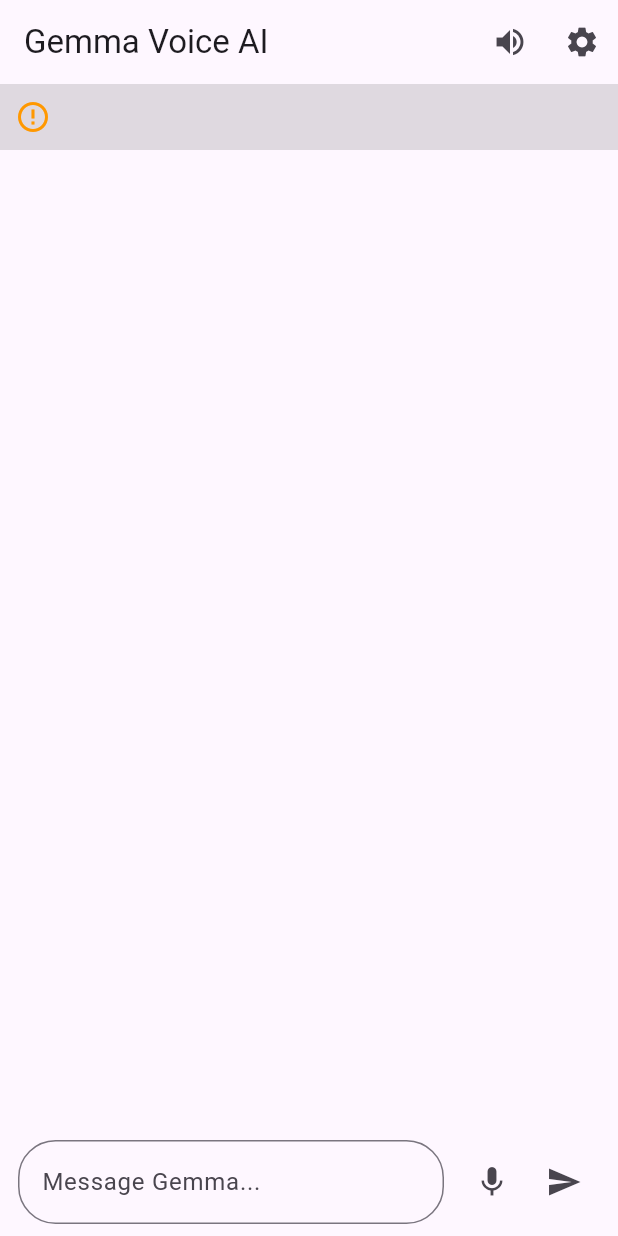
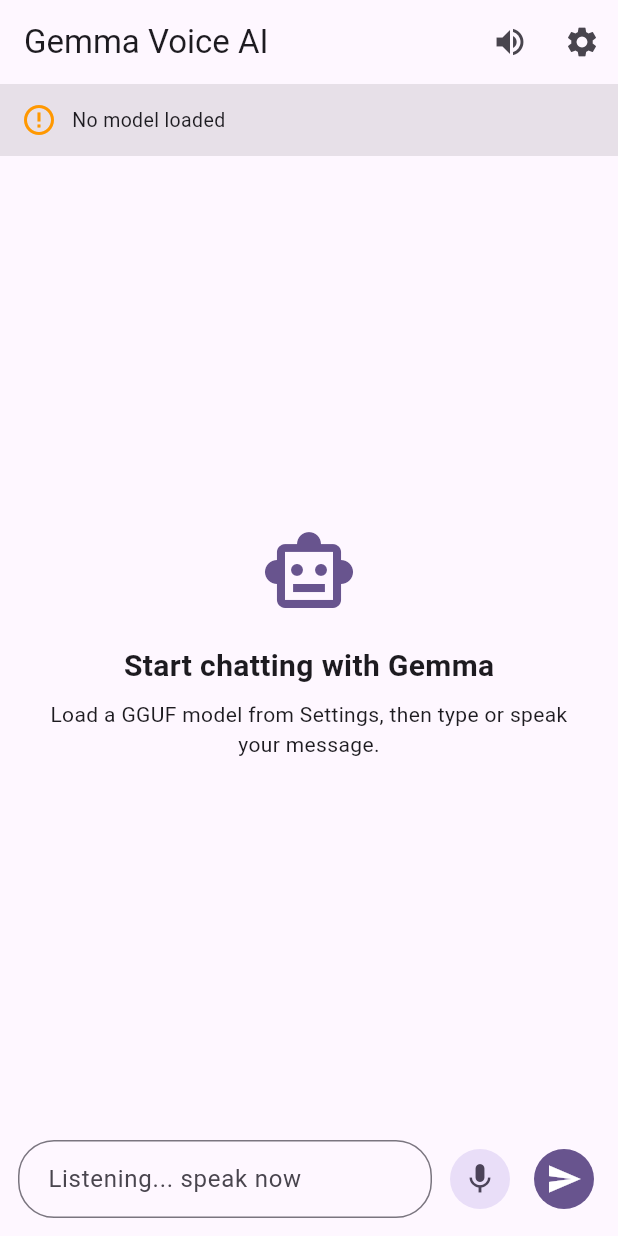
Before and after one commit to Mathin26/Gemma-chatbot-app, a Flutter app: the screen it shows after launch, after a tap on the "mic none" icon, after a tap on the "send" icon, on a phone screen of 412 x 824 dp. Run offline on Flutter 3.47's test engine with Material 3 defaults, Android fonts, the phone set to English and light mode, and no system bars; our stand-ins replace file_picker, flutter_tts, shared_preferences, speech_to_text; missing offline and left inert: flutter_gemma.

Commit message:
Project update

```diff
--- a/gemma_app/lib/screens/chat_screen.dart
+++ b/gemma_app/lib/screens/chat_screen.dart
@@ -1,6 +1,13 @@
 import 'package:flutter/material.dart';
+
+import '../models/chat_message.dart';
+import '../services/gemma_service.dart';
 import '../services/speech_service.dart';
-import '../services/gemma_service.dart';
+import '../services/storage_service.dart';
+import '../services/tts_service.dart';
+import '../widgets/chat_input.dart';
+import '../widgets/message_bubble.dart';
+
 class ChatScreen extends StatefulWidget {
   const ChatScreen({super.key});
 
@@ -9,258 +16,230 @@
 }
 
 class _ChatScreenState extends State<ChatScreen> {
-  final TextEditingController _messageController =
-      TextEditingController();
+  final TextEditingController _messageController = TextEditingController();
+  final ScrollController _scrollController = ScrollController();
 
-  final ScrollController _scrollController =
-      ScrollController();
-
-  final List<Map<String, dynamic>> _messages = [];
+  final List<ChatMessage> _messages = [];
 
   bool _isGenerating = false;
-
   bool _isListening = false;
-
   bool _ttsEnabled = true;
-
   bool _modelLoaded = false;
 
-  String _currentModel = "No model loaded";
+  String _currentModel = 'No model loaded';
+  String? _speechLocaleId;
 
   @override
   void initState() {
     super.initState();
-
     _loadInitialData();
   }
 
   Future<void> _loadInitialData() async {
+    final storedMessages = await StorageService.instance.loadMessages();
+    final ttsEnabled = await StorageService.instance.loadTtsEnabled();
+    final savedModelPath = await StorageService.instance.loadSelectedModelPath();
+    final savedLocale = await StorageService.instance.loadSpeechLocale();
+
+    await TtsService.instance.initialize();
+    await SpeechService.instance.initialize();
+
+    if (!mounted) return;
+
     setState(() {
-    _modelLoaded =
-        GemmaService.instance.isModelLoaded;
+      _messages
+        ..clear()
+        ..addAll(storedMessages);
+      _ttsEnabled = ttsEnabled;
+      _speechLocaleId = savedLocale;
+      _modelLoaded = GemmaService.instance.isModelLoaded;
+      _currentModel = GemmaService.instance.currentModelPath.isNotEmpty
+          ? GemmaService.instance.currentModelPath
+          : savedModelPath.isNotEmpty
+              ? savedModelPath
+              : 'No model loaded';
+    });
 
-    _currentModel =
-        GemmaService.instance.currentModelPath;
-  });
+    _scrollToBottom(jump: true);
+  }
+
+  Future<void> _persistMessages() async {
+    await StorageService.instance.saveMessages(_messages);
   }
 
   Future<void> _sendMessage() async {
     final prompt = _messageController.text.trim();
+    if (prompt.isEmpty || _isGenerating) return;
 
-    if (prompt.isEmpty) {
+    final userMessage = ChatMessage(
+      id: DateTime.now().microsecondsSinceEpoch.toString(),
+      role: MessageRole.user,
+      text: prompt,
+      timestamp: DateTime.now(),
+    );
+
+    setState(() {
+      _messages.add(userMessage);
+      _isGenerating = true;
+    });
+
+    _messageController.clear();
+    await _persistMessages();
+    _scrollToBottom();
+
+    try {
+      final response = await GemmaService.instance.generateResponse(prompt);
+
+      final assistantMessage = ChatMessage(
+        id: DateTime.now().microsecondsSinceEpoch.toString(),
+        role: MessageRole.assistant,
+        text: response,
+        timestamp: DateTime.now(),
+        isError: response.startsWith('Error:'),
+      );
+
+      if (!mounted) return;
+
+      setState(() {
+        _messages.add(assistantMessage);
+      });
+
+      await _persistMessages();
+
+      if (_ttsEnabled && !assistantMessage.isError) {
+        await TtsService.instance.speak(assistantMessage.text);
+      }
+    } catch (e) {
+      final errorMessage = ChatMessage(
+        id: DateTime.now().microsecondsSinceEpoch.toString(),
+        role: MessageRole.assistant,
+        text: 'Error generating response: $e',
+        timestamp: DateTime.now(),
+        isError: true,
+      );
+
+      if (!mounted) return;
+
+      setState(() {
+        _messages.add(errorMessage);
+      });
+
+      await _persistMessages();
+    } finally {
+      if (!mounted) return;
+
+      setState(() {
+        _isGenerating = false;
+        _modelLoaded = GemmaService.instance.isModelLoaded;
+        _currentModel = GemmaService.instance.currentModelPath.isNotEmpty
+            ? GemmaService.instance.currentModelPath
+            : _currentModel;
+      });
+
+      _scrollToBottom();
+    }
+  }
+
+  Future<void> _toggleListening() async {
+    if (_isListening) {
+      await SpeechService.instance.stopListening();
+      if (!mounted) return;
+      setState(() {
+        _isListening = false;
+      });
+      return;
+    }
+
+    final started = await SpeechService.instance.startListening(
+      localeId: _speechLocaleId,
+      onResult: (text) {
+        if (!mounted) return;
+        setState(() {
+          _messageController.text = text;
+          _messageController.selection = TextSelection.fromPosition(
+            TextPosition(offset: _messageController.text.length),
+          );
+        });
+      },
+    );
+
+    if (!mounted) return;
+
+    if (!started) {
+      ScaffoldMessenger.of(context).showSnackBar(
+        const SnackBar(
+          content: Text('Speech recognition is not available on this device.'),
+        ),
+      );
       return;
     }
 
     setState(() {
-      _messages.add({
-        "role": "user",
-        "message": prompt,
-      });
-    });
-
-    _messageController.clear();
-
-    _scrollToBottom();
-
-    setState(() {
-      _isGenerating = true;
-    });
-
-    try {
-      //--------------------------------------------------
-      // Replace this section with Gemma inference later
-      //--------------------------------------------------
-
-
-      String response =
-    await GemmaService.instance
-        .generateResponse(prompt);
-      //--------------------------------------------------
-
-      setState(() {
-        _messages.add({
-          "role": "assistant",
-          "message": response,
-        });
-      });
-
-      if (_ttsEnabled) {
-  await _speak(response);
-}
-    } catch (e) {
-      setState(() {
-        _messages.add({
-          "role": "assistant",
-          "message":
-              "Error generating response.",
-        });
+      _isListening = true;
     });
   }
 
+  Future<void> _toggleTts() async {
+    final next = !_ttsEnabled;
     setState(() {
-      _isGenerating = false;
+      _ttsEnabled = next;
     });
 
-    _scrollToBottom();
+    await StorageService.instance.saveTtsEnabled(next);
+
+    if (!next) {
+      await TtsService.instance.stop();
+    }
   }
 
-  Future<void> _startListening() async {
-  setState(() {
-    _isListening = true;
-  });
+  Future<void> _openSettings() async {
+    await Navigator.pushNamed(context, '/settings');
+    await _loadInitialData();
+  }
 
-  await SpeechService.instance.startListening(
-    onResult: (text) {
-      setState(() {
-        _messageController.text = text;
-      });
-    },
+  void _scrollToBottom({bool jump = false}) {
+    WidgetsBinding.instance.addPostFrameCallback((_) {
+      if (!_scrollController.hasClients) return;
+
+      final position = _scrollController.position.maxScrollExtent;
+      if (jump) {
+        _scrollController.jumpTo(position);
+      } else {
+        _scrollController.animateTo(
+          position,
+          duration: const Duration(milliseconds: 250),
+          curve: Curves.easeOut,
         );
       }
-
-Future<void> _stopListening() async {
-  await SpeechService.instance.stopListening();
-
-  setState(() {
-    _isListening = false;
     });
   }
 
-Future<void> _speak(String text) async {
-  //----------------------------------------
-  // TTS code will go here later
-  //----------------------------------------
+  @override
+  void dispose() {
+    _messageController.dispose();
+    _scrollController.dispose();
+    SpeechService.instance.dispose();
+    TtsService.instance.dispose();
+    super.dispose();
   }
 
-  void _scrollToBottom() {
-    WidgetsBinding.instance.addPostFrameCallback(
-      (_) {
-        if (_scrollController.hasClients) {
-          _scrollController.animateTo(
-            _scrollController.position.maxScrollExtent,
-            duration:
-                const Duration(milliseconds: 300),
-            curve: Curves.easeOut,
-          );
-        }
-      },
-    );
-  }
-
-  Widget _buildMessage(
-    Map<String, dynamic> message,
-  ) {
-    final bool isUser =
-        message["role"] == "user";
-
-    return Align(
-      alignment: isUser
-          ? Alignment.centerRight
-          : Alignment.centerLeft,
-      child: Container(
-        margin: const EdgeInsets.symmetric(
-          horizontal: 12,
-          vertical: 6,
-        ),
-        padding: const EdgeInsets.all(12),
-        constraints: BoxConstraints(
-          maxWidth:
-              MediaQuery.of(context).size.width *
-                  0.75,
-        ),
-        decoration: BoxDecoration(
-          color: isUser
-              ? Colors.blue
-              : Colors.grey.shade800,
-          borderRadius:
-              BorderRadius.circular(16),
-        ),
-        child: Text(
-          message["message"],
-          style: const TextStyle(
-            color: Colors.white,
-            fontSize: 15,
-          ),
-        ),
-      ),
-    );
-  }
-
-  Widget _buildInputArea() {
-  return SafeArea(
-    child: Container(
-      padding: const EdgeInsets.symmetric(
-        horizontal: 12,
-        vertical: 8,
-      ),
-      child: Row(
-        children: [
-          Expanded(
-            child: TextField(
-              controller: _messageController,
-              textCapitalization:
-                  TextCapitalization.sentences,
-              minLines: 1,
-              maxLines: 5,
-              decoration: InputDecoration(
-                hintText: "Message Gemma...",
-                border: OutlineInputBorder(
-                  borderRadius:
-                      BorderRadius.circular(25),
-                ),
-              ),
-            ),
-          ),
-
-          const SizedBox(width: 8),
-
-          IconButton(
-            onPressed: () async {
-              if (_isListening) {
-                await _stopListening();
-              } else {
-                await _startListening();
-              }
-            },
-            icon: Icon(
-              _isListening
-                  ? Icons.mic
-                  : Icons.mic_none,
-            ),
-          ),
-
-          IconButton(
-            onPressed:
-                _isGenerating ? null : _sendMessage,
-            icon: const Icon(Icons.send),
-          ),
-        ],
-      ),
-    ),
-  );
-}
   Widget _buildModelStatus() {
     return Container(
-      padding: const EdgeInsets.all(10),
-      color: Colors.black12,
+      width: double.infinity,
+      padding: const EdgeInsets.symmetric(horizontal: 14, vertical: 12),
+      color: Theme.of(context).colorScheme.surfaceContainerHighest,
       child: Row(
         children: [
           Icon(
-            _modelLoaded
-                ? Icons.check_circle
-                : Icons.error_outline,
-            color: _modelLoaded
-                ? Colors.green
-                : Colors.orange,
+            _modelLoaded ? Icons.check_circle : Icons.error_outline,
+            color: _modelLoaded ? Colors.green : Colors.orange,
           ),
-
           const SizedBox(width: 10),
-
           Expanded(
             child: Text(
               _currentModel,
-              overflow:
-                  TextOverflow.ellipsis,
+              overflow: TextOverflow.ellipsis,
+              style: const TextStyle(fontSize: 13),
             ),
           ),
         ],
@@ -270,85 +249,93 @@
 
   Widget _buildTypingIndicator() {
     return const Padding(
-      padding: EdgeInsets.all(12),
+      padding: EdgeInsets.symmetric(horizontal: 16, vertical: 10),
       child: Row(
         children: [
           SizedBox(
             width: 18,
             height: 18,
-            child:
-                CircularProgressIndicator(
-              strokeWidth: 2,
-            ),
+            child: CircularProgressIndicator(strokeWidth: 2),
           ),
           SizedBox(width: 12),
-          Text("Gemma is thinking..."),
+          Text('Gemma is thinking...'),
         ],
+      ),
+    );
+  }
+
+  Widget _buildEmptyState() {
+    return Center(
+      child: Padding(
+        padding: const EdgeInsets.all(24),
+        child: Column(
+          mainAxisAlignment: MainAxisAlignment.center,
+          children: [
+            Icon(
+              Icons.smart_toy_outlined,
+              size: 64,
+              color: Theme.of(context).colorScheme.primary,
+            ),
+            const SizedBox(height: 16),
+            const Text(
+              'Start chatting with Gemma',
+              style: TextStyle(fontSize: 20, fontWeight: FontWeight.w600),
+            ),
+            const SizedBox(height: 8),
+            const Text(
+              'Load a GGUF model from Settings, then type or speak your message.',
+              textAlign: TextAlign.center,
+            ),
+          ],
+        ),
       ),
     );
   }
 
   @override
   Widget build(BuildContext context) {
+    final itemCount = _messages.length + (_isGenerating ? 1 : 0);
+
     return Scaffold(
       appBar: AppBar(
-        title:
-            const Text("Gemma Voice AI"),
+        title: const Text('Gemma Voice AI'),
         actions: [
           IconButton(
-            icon: Icon(
-              _ttsEnabled
-                  ? Icons.volume_up
-                  : Icons.volume_off,
-            ),
-            onPressed: () {
-              setState(() {
-                _ttsEnabled =
-                    !_ttsEnabled;
-              });
-            },
+            onPressed: _toggleTts,
+            icon: Icon(_ttsEnabled ? Icons.volume_up : Icons.volume_off),
           ),
           IconButton(
-            icon:
-                const Icon(Icons.settings),
-            onPressed: () {
-              Navigator.pushNamed(
-                context,
-                "/settings",
-              );
-            },
+            onPressed: _openSettings,
+            icon: const Icon(Icons.settings),
           ),
         ],
       ),
       body: Column(
         children: [
           _buildModelStatus(),
-
           Expanded(
-            child: ListView.builder(
-              controller:
-                  _scrollController,
-              itemCount:
-                  _messages.length +
-                      (_isGenerating
-                          ? 1
-                          : 0),
-              itemBuilder:
-                  (context, index) {
-                if (_isGenerating &&
-                    index ==
-                        _messages.length) {
+            child: _messages.isEmpty && !_isGenerating
+                ? _buildEmptyState()
+                : ListView.builder(
+                    controller: _scrollController,
+                    padding: const EdgeInsets.symmetric(vertical: 8),
+                    itemCount: itemCount,
+                    itemBuilder: (context, index) {
+                      if (_isGenerating && index == _messages.length) {
                         return _buildTypingIndicator();
                       }
 
-                return _buildMessage(
-                  _messages[index],
-                );
+                      return MessageBubble(message: _messages[index]);
                     },
                   ),
           ),
-
-          _buildInputArea(),
+          ChatInput(
+            controller: _messageController,
+            isListening: _isListening,
+            isGenerating: _isGenerating,
+            onSend: _sendMessage,
+            onMicTap: _toggleListening,
+          ),
         ],
       ),
     );
```
Lines whose indentation alone changed are shown as unchanged.
